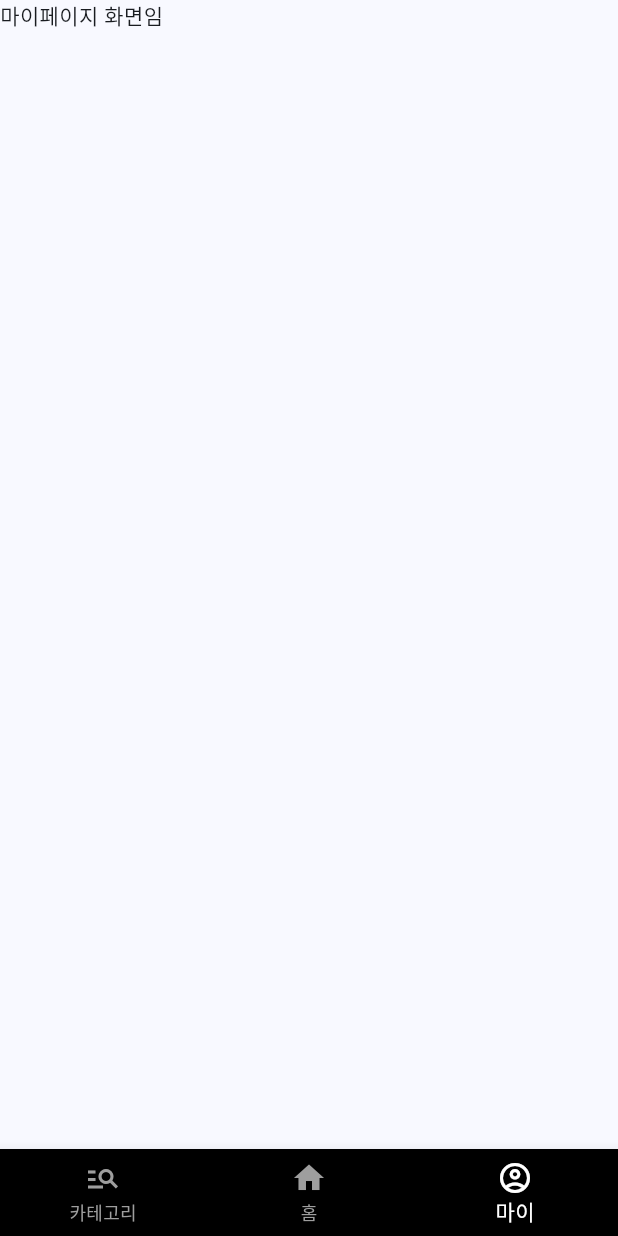
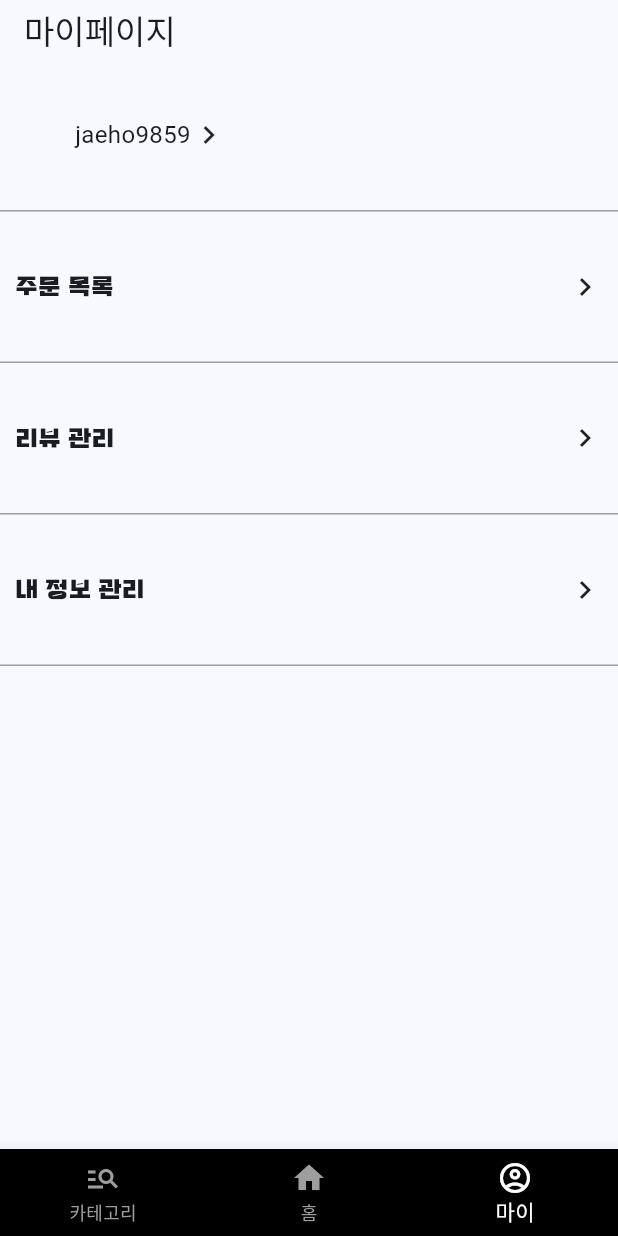
Before and after one commit to crongd/flutter_practice_project, a Flutter app: the screen it shows after launch, item 3 of the bottom bar chosen, on a phone screen of 412 x 824 dp. Run offline on Flutter 3.47's test engine with Material 3 defaults, Android fonts, the phone set to English and light mode, and no system bars; our stand-ins replace cached_network_image, carousel_slider, dio, flutter_secure_storage; missing offline and left inert: iamport_flutter, kpostal; network calls fail; Roboto replaces fonts that are missing (Jalnan).

Commit message:
마이페이지  주문목록 ok?

```diff
--- a/lib/main.dart
+++ b/lib/main.dart
@@ -8,7 +8,7 @@ import 'package:flutter_practice_project/page/item_details_page.dart';
 import 'package:flutter_practice_project/page/item_list_page.dart';
 
 import 'package:flutter_practice_project/page/main_page.dart';
-import 'package:flutter_practice_project/public/my_page.dart';
+import 'package:flutter_practice_project/page/user_my_page.dart';
 import 'package:flutter_practice_project/page/category_page.dart';
 
 void main() {
--- a/lib/page/category_page.dart
+++ b/lib/page/category_page.dart
@@ -7,7 +7,7 @@ import 'package:flutter/material.dart';
 import 'package:dio/dio.dart';
 import 'package:flutter_practice_project/main.dart';
 import 'package:flutter_practice_project/public/loginCheck.dart';
-import 'package:flutter_practice_project/public/my_page.dart';
+import 'package:flutter_practice_project/page/user_my_page.dart';
 
 import '../models/CategoryDTO.dart';
 import 'user_login_page.dart';
--- a/lib/page/main_page.dart
+++ b/lib/page/main_page.dart
@@ -4,7 +4,7 @@ import 'package:dio/dio.dart';
 import 'package:flutter/cupertino.dart';
 import 'package:flutter/material.dart';
 import 'package:flutter_practice_project/page/item_basket_page.dart';
-import 'package:flutter_practice_project/public/my_page.dart';
+import 'package:flutter_practice_project/page/user_my_page.dart';
 import 'package:flutter_practice_project/page/category_page.dart';
 
 import '../public/constants.dart';
--- /dev/null
+++ b/lib/page/user_my_page.dart
@@ -0,0 +1,180 @@
+import 'package:flutter/material.dart';
+import 'package:flutter_practice_project/page/order_list_page.dart';
+import 'package:flutter_practice_project/public/appbar.dart';
+
+class MyApp extends StatelessWidget {
+  const MyApp({super.key});
+
+  @override
+  Widget build(BuildContext context) {
+    return MaterialApp(
+      title: "my page",
+      home: MyPage(),
+    );
+  }
+}
+
+class MyPage extends StatefulWidget {
+  const MyPage({super.key});
+
+  @override
+  State<MyPage> createState() => _MyPageState();
+}
+
+class _MyPageState extends State<MyPage> {
+  @override
+  Widget build(BuildContext context) {
+    return Scaffold(
+      appBar: AppBar(
+        scrolledUnderElevation: 0,
+        toolbarHeight: 40,
+        title: Text("마이페이지",
+        style: TextStyle(
+        fontFamily: 'Jalnan',
+        // fontWeight: FontWeight.bold
+        fontWeight: FontWeight.w500
+        )),
+      ),
+      body: SingleChildScrollView(
+        child: Column(
+          mainAxisAlignment: MainAxisAlignment.center,
+          children: [
+            Container(
+              width: double.infinity,
+              height: 100,
+              child: Row(
+                children: [
+                  SizedBox(
+                    width: 50,
+                  ),
+                  GestureDetector(
+                    onTap: () {
+                      print("내 정보 관리 페이지 이동");
+                    },
+                    child: Row(
+                      children: [
+                        Text("jaeho9859", style: TextStyle(fontSize: 16)),
+                        Icon(Icons.navigate_next)
+                      ]
+                    ),
+                  )
+                ],
+              )
+            ),
+            Container(
+              width: double.infinity,
+              height: 1,
+              color: Colors.grey,
+            ),
+            GestureDetector(
+              onTap: () {
+                print('주문목록 페이지 이동');
+                Navigator.of(context).push(
+                  MaterialPageRoute(builder: (context) => OrderListPage())
+                );
+              },
+              child: Container(
+                height: 100,
+                child: Row(
+                  mainAxisAlignment: MainAxisAlignment.spaceBetween,
+                  children: [
+                    Row(
+                      children: [
+                        SizedBox(
+                          width: 10,
+                        ),
+                        Text('주문 목록' ,style: TextStyle(fontSize: 16, fontFamily: 'Cafe'),),
+                      ],
+                    ),
+                    Row(
+                      children: [
+                        Icon(Icons.navigate_next),
+                        SizedBox(
+                          width: 10,
+                        )
+                      ],
+                    )
+                  ],
+                ),
+              )
+            ),
+            Container(
+              width: double.infinity,
+              height: 1,
+              color: Colors.grey,
+            ),
+            GestureDetector(
+                onTap: () {
+                  print('리뷰 관리 페이지 이동');
+                },
+                child: Container(
+                  height: 100,
+                  child: Row(
+                    mainAxisAlignment: MainAxisAlignment.spaceBetween,
+                    children: [
+                      Row(
+                        children: [
+                          SizedBox(
+                            width: 10,
+                          ),
+                          Text('리뷰 관리' ,style: TextStyle(fontSize: 16, fontFamily: 'Cafe'),),
+                        ],
+                      ),
+                      Row(
+                        children: [
+                          Icon(Icons.navigate_next),
+                          SizedBox(
+                            width: 10,
+                          )
+                        ],
+                      )
+                    ],
+                  ),
+                )
+            ),
+            Container(
+              width: double.infinity,
+              height: 1,
+              color: Colors.grey,
+            ),
+            InkWell(
+                onTap: () {
+                  print('내 정보 관리 페이지 이동');
+                },
+                child: SizedBox(
+                  height: 100,
+                  child: Row(
+                    mainAxisAlignment: MainAxisAlignment.spaceBetween,
+                    children: [
+                      Row(
+                        children: [
+                          SizedBox(
+                            width: 10,
+                          ),
+                          Text('내 정보 관리' ,style: TextStyle(fontSize: 16, fontFamily: 'Cafe'),),
+                        ],
+                      ),
+                      Row(
+                        children: [
+                          Icon(Icons.navigate_next),
+                          SizedBox(
+                            width: 10,
+                          )
+                        ],
+                      )
+                    ],
+                  ),
+                )
+            ),
+            Container(
+              width: double.infinity,
+              height: 1,
+              color: Colors.grey,
+            ),
+
+          ],
+        ),
+      )
+    );
+  }
+}
--- a/lib/public/my_page.dart
+++ /dev/null
@@ -1,31 +0,0 @@
-import 'package:flutter/material.dart';
-
-class MyApp extends StatelessWidget {
-  const MyApp({super.key});
-
-  @override
-  Widget build(BuildContext context) {
-    return MaterialApp(
-      title: "my page",
-      home: MyPage(),
-    );
-  }
-}
-
-class MyPage extends StatefulWidget {
-  const MyPage({super.key});
-
-  @override
-  State<MyPage> createState() => _MyPageState();
-}
-
-class _MyPageState extends State<MyPage> {
-  @override
-  Widget build(BuildContext context) {
-    return Scaffold(
-      body: Container(
-        child: Text("마이페이지 화면임"),
-      ),
-    );
-  }
-}
```
Also changed, not shown: lib/models/OrderDTO.dart (added, +57 -0 lines), lib/page/order_list_page.dart (added, +146 -0 lines).
